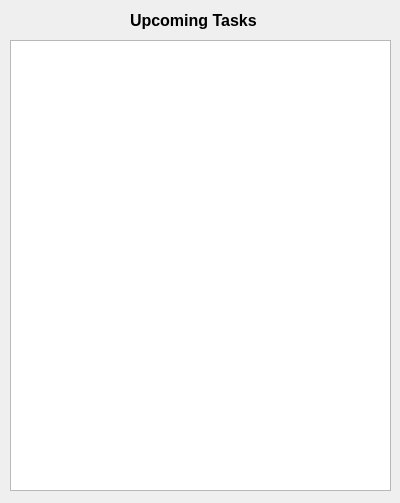
This is tasklist.ui in abrarShariar/To-do as Qt 5 draws it before an edit. The edited form follows.
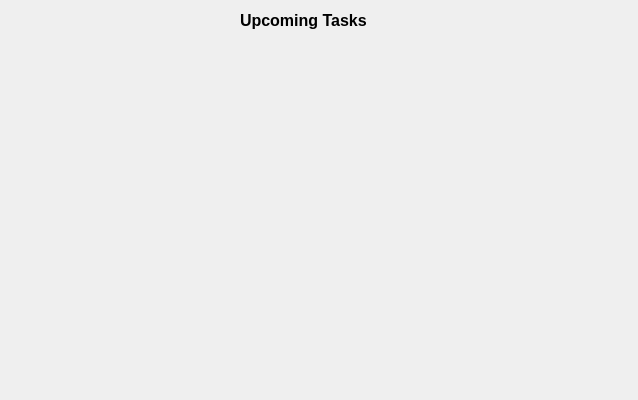
This is the edited form.

What changed in the file:
```diff
--- a/tasklist.ui
+++ b/tasklist.ui
@@ -6,17 +6,22 @@
    <rect>
     <x>0</x>
     <y>0</y>
-    <width>400</width>
-    <height>503</height>
+    <width>638</width>
+    <height>400</height>
    </rect>
   </property>
+  <property name="font">
+   <font>
+    <underline>false</underline>
+   </font>
+  </property>
   <property name="windowTitle">
    <string>Dialog</string>
   </property>
   <widget class="QLabel" name="label">
    <property name="geometry">
     <rect>
-     <x>130</x>
+     <x>240</x>
      <y>10</y>
      <width>141</width>
      <height>20</height>
@@ -33,34 +38,6 @@
     <string>Upcoming Tasks</string>
    </property>
   </widget>
-  <widget class="QTextBrowser" name="textBrowser">
-   <property name="geometry">
-    <rect>
-     <x>10</x>
-     <y>40</y>
-     <width>381</width>
-     <height>451</height>
-    </rect>
-   </property>
-   <property name="maximumSize">
-    <size>
-     <width>16777215</width>
-     <height>16777215</height>
-    </size>
-   </property>
-   <property name="font">
-    <font>
-     <pointsize>11</pointsize>
-    </font>
-   </property>
-   <property name="html">
-    <string>&lt;!DOCTYPE HTML PUBLIC &quot;-//W3C//DTD HTML 4.0//EN&quot; &quot;http://www.w3.org/TR/REC-html40/strict.dtd&quot;&gt;
-&lt;html&gt;&lt;head&gt;&lt;meta name=&quot;qrichtext&quot; content=&quot;1&quot; /&gt;&lt;style type=&quot;text/css&quot;&gt;
-p, li { white-space: pre-wrap; }
-&lt;/style&gt;&lt;/head&gt;&lt;body style=&quot; font-family:'MS Shell Dlg 2'; font-size:11pt; font-weight:400; font-style:normal;&quot;&gt;
-&lt;p align=&quot;center&quot; style=&quot;-qt-paragraph-type:empty; margin-top:0px; margin-bottom:0px; margin-left:0px; margin-right:0px; -qt-block-indent:0; text-indent:0px; font-size:8.25pt;&quot;&gt;&lt;br /&gt;&lt;/p&gt;&lt;/body&gt;&lt;/html&gt;</string>
-   </property>
-  </widget>
  </widget>
  <resources/>
  <connections/>
```
